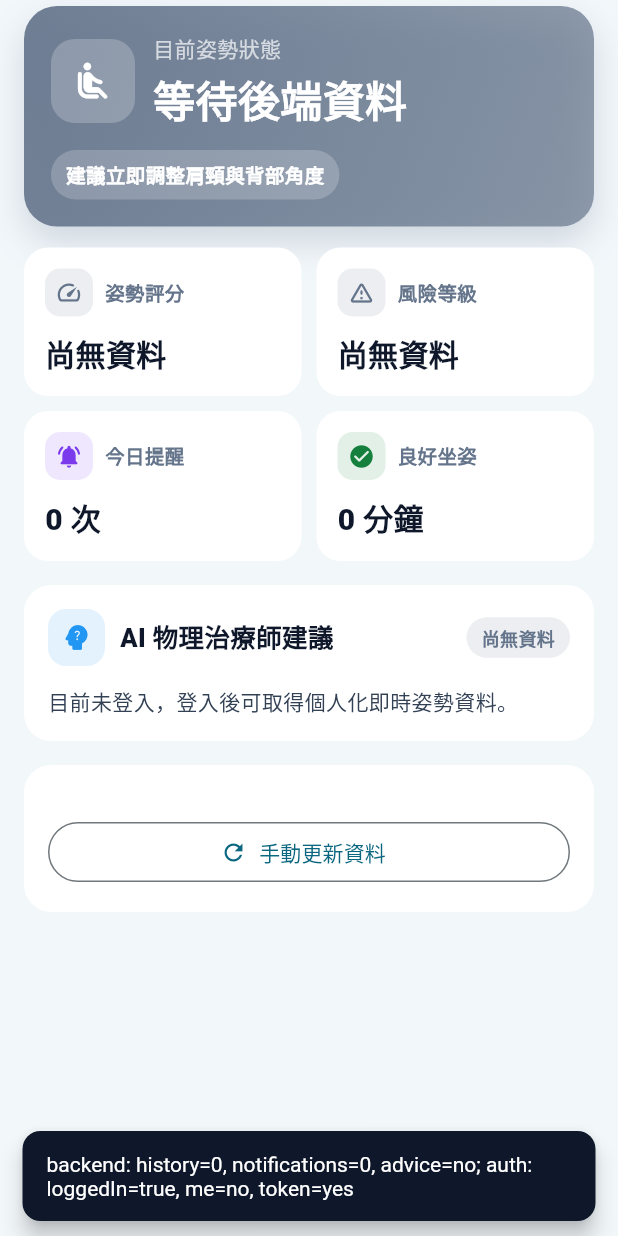
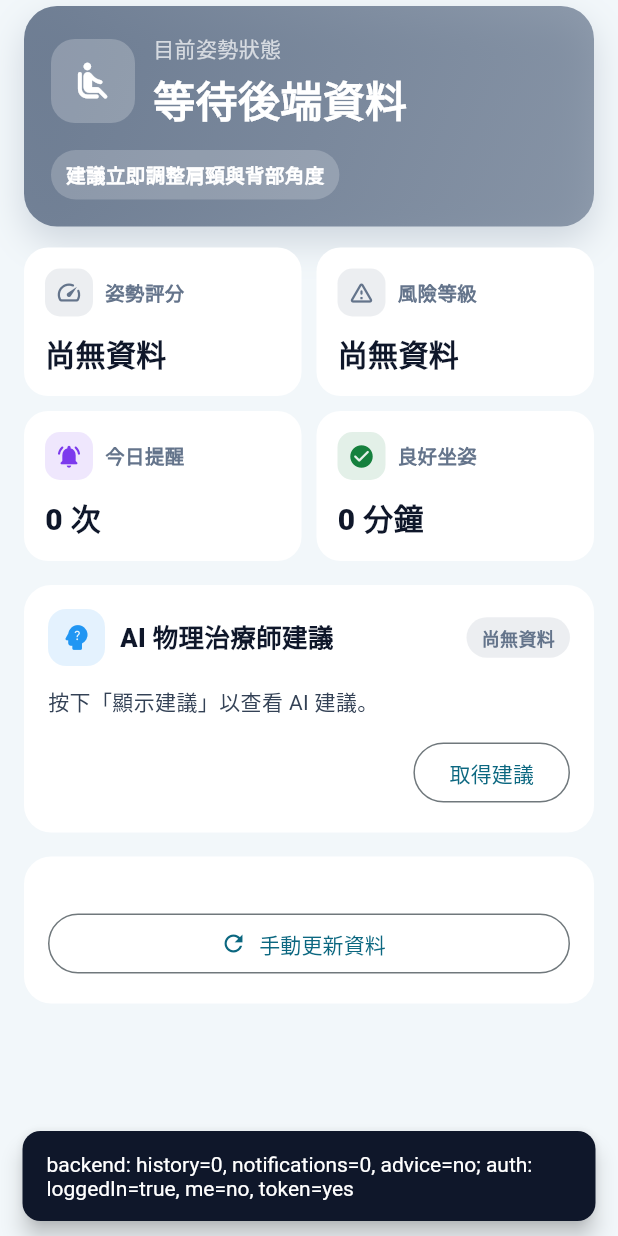
Before and after one commit to Hsin104/smartchair, a Flutter app: the DashboardPage widget shown alone on an empty page, opened directly with empty values, on a phone screen of 412 x 824 dp. Run offline on Flutter 3.47's test engine with Material 3 defaults, Android fonts, the phone set to English and light mode, and no system bars; our stand-ins replace firebase_core, fl_chart, shared_preferences; missing offline and left inert: screen_retriever, system_tray, window_manager; accounts and stored records are empty; network calls fail.

Commit message:
UI: fetch AI advice only on button press; add loading state

```diff
--- a/lib/screens/dashboard.dart
+++ b/lib/screens/dashboard.dart
@@ -29,6 +29,8 @@ class _DashboardPageState extends State<DashboardPage> {
   int _score = 0;
   String _risk = '尚無資料';
   String _advice = '登入後並完成同步，這裡會顯示後端回傳的最新建議。';
+  bool _adviceVisible = false;
+  bool _isFetchingAdvice = false;
   Color _color = const Color(0xFF64748B);
 
   int get _todayReminderCount => widget.controller.notifications.length;
@@ -83,7 +85,7 @@ class _DashboardPageState extends State<DashboardPage> {
       _risk = widget.controller.postureCode.isNotEmpty
           ? ApiService.toRisk(widget.controller.postureCode)
           : '尚無資料';
-      _advice = widget.controller.latestAdvice;
+      // 不在同步時自動顯示 AI 建議；改為按鈕按下時才載入/顯示
       _color = widget.controller.postureCode.isNotEmpty
           ? _postureColor(widget.controller.postureCode)
           : const Color(0xFF64748B);
@@ -358,13 +360,70 @@ class _DashboardPageState extends State<DashboardPage> {
                   ],
                 ),
                 const SizedBox(height: 12),
+                // 只在使用者按下按鈕後顯示實際建議，否則顯示提示文字
                 Text(
-                  _advice,
+                  _adviceVisible ? _advice : '按下「顯示建議」以查看 AI 建議。',
                   style: const TextStyle(
                     fontSize: 14,
                     height: 1.6,
                     color: Color(0xFF334155),
                   ),
+                ),
+                const SizedBox(height: 12),
+                Row(
+                  mainAxisAlignment: MainAxisAlignment.end,
+                  children: [
+                    OutlinedButton(
+                      onPressed: _isFetchingAdvice
+                          ? null
+                          : () async {
+                              if (!widget.isLoggedIn) {
+                                ScaffoldMessenger.of(context).showSnackBar(
+                                  const SnackBar(
+                                    content: Text('請先登入以取得個人化建議。'),
+                                  ),
+                                );
+                                return;
+                              }
+                              setState(() => _isFetchingAdvice = true);
+                              try {
+                                // 觸發控制器向後端同步最新資料，並從 controller 取最新建議
+                                await widget.controller.refreshFromServer();
+                                final latest = widget.controller.latestAdvice;
+                                setState(() {
+                                  _advice = latest.isNotEmpty
+                                      ? latest
+                                      : '目前沒有可用建議。';
+                                  _adviceVisible = true;
+                                });
+                              } catch (_) {
+                                if (mounted) {
+                                  ScaffoldMessenger.of(context).showSnackBar(
+                                    const SnackBar(content: Text('取得建議時發生錯誤。')),
+                                  );
+                                }
+                              } finally {
+                                if (mounted)
+                                  setState(() => _isFetchingAdvice = false);
+                              }
+                            },
+                      child: _isFetchingAdvice
+                          ? const SizedBox(
+                              width: 100,
+                              height: 18,
+                              child: Center(
+                                child: SizedBox(
+                                  width: 14,
+                                  height: 14,
+                                  child: CircularProgressIndicator(
+                                    strokeWidth: 2,
+                                  ),
+                                ),
+                              ),
+                            )
+                          : const Text('取得建議'),
+                    ),
+                  ],
                 ),
               ],
             ),
```
